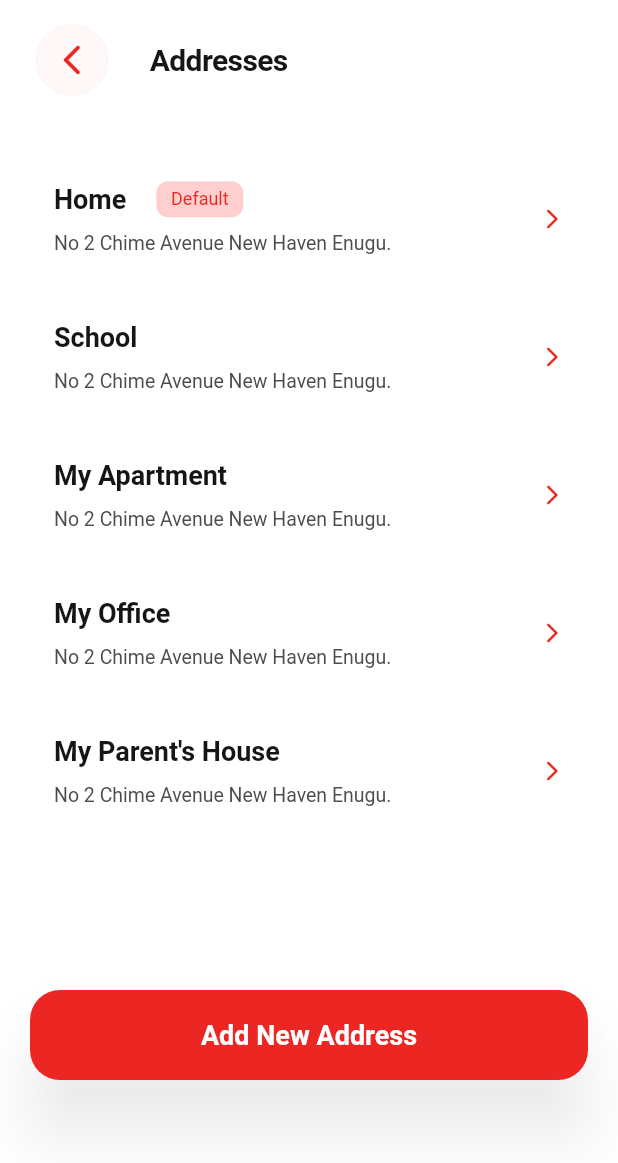
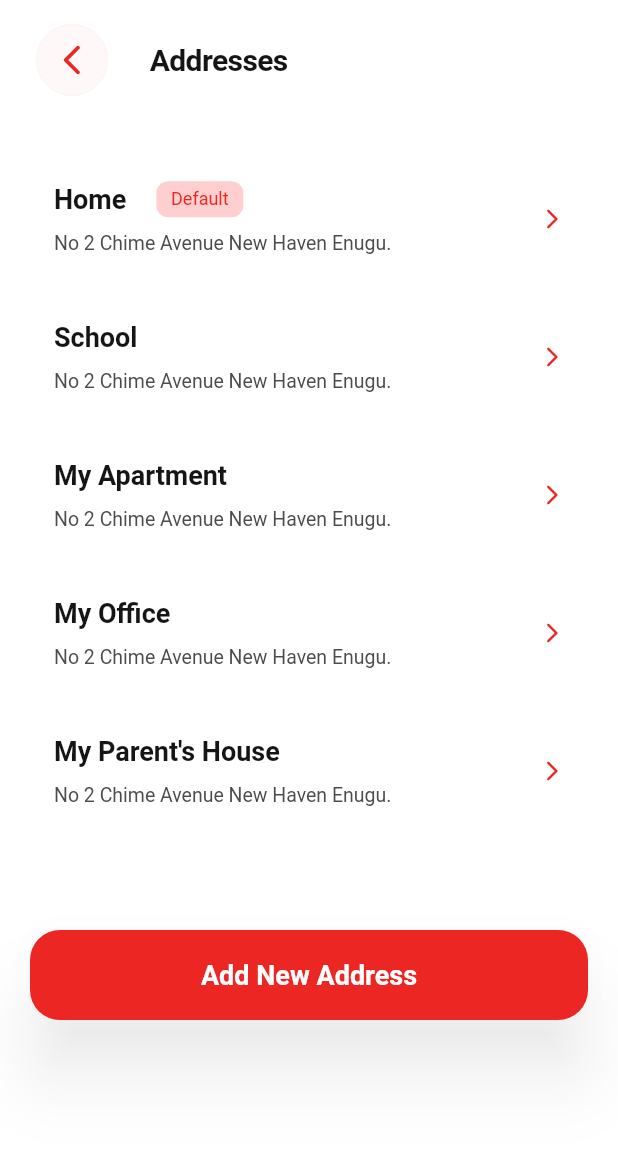
Before and after one commit to bomach-group-company/benji_user, a Flutter app: the Addresses screen opened directly, on a phone screen of 412 x 824 dp. Shown: the top 1163 px of the screen. Run offline on Flutter 3.47's test engine with Material 2 defaults, Android fonts, the phone set to English and light mode, and no system bars; our stand-ins replace csc_picker, flutter_pw_validator, flutter_spinkit, google_fonts, google_maps_flutter, hexcolor; Roboto replaces fonts that are missing (Sen); project files that could hold a hidden picture were left out.

Commit message:
refactored code

```diff
--- a/lib/app/address/address.dart
+++ b/lib/app/address/address.dart
@@ -79,7 +79,9 @@ class _AddressesState extends State<Addresses> {
         backgroundColor: kPrimaryColor,
         actions: [],
       ),
-      body: Container(
+      body: SafeArea(
+        maintainBottomViewPadding: true,
+        child: Container(
           margin: EdgeInsets.only(
             top: kDefaultPadding,
             left: kDefaultPadding,
@@ -180,7 +182,7 @@ class _AddressesState extends State<Addresses> {
                       ),
                     ),
                   SizedBox(
-                  height: kDefaultPadding * 5,
+                    height: kDefaultPadding * 3,
                   ),
                 ],
               ),
@@ -194,7 +196,9 @@ class _AddressesState extends State<Addresses> {
                   );
                 },
               ),
+              kSizedBox,
             ],
+          ),
         ),
       ),
     );
--- a/lib/reusable widgets/my fixed snackBar.dart
+++ b/lib/reusable widgets/my fixed snackBar.dart
@@ -4,6 +4,7 @@ void myFixedSnackBar(
   BuildContext context,
   String text,
   Color bgColor,
+  Duration duration,
 ) {
   ScaffoldMessenger.of(context).showSnackBar(
     SnackBar(
@@ -14,9 +15,7 @@ void myFixedSnackBar(
           fontWeight: FontWeight.w700,
         ),
       ),
-      duration: Duration(
-        seconds: 3,
-      ),
+      duration: duration,
       behavior: SnackBarBehavior.fixed,
       backgroundColor: bgColor,
     ),
--- a/lib/screens/payment successful screen.dart
+++ b/lib/screens/payment successful screen.dart
@@ -3,8 +3,8 @@
 import 'package:flutter/material.dart';
 
 import '../app/orders/track order.dart';
+import '../providers/constants.dart';
 import '../reusable widgets/my elevatedbutton.dart';
-import '../providers/constants.dart';
 
 class PaymentSuccessful extends StatelessWidget {
   const PaymentSuccessful({super.key});
@@ -74,7 +74,7 @@ class PaymentSuccessful extends StatelessWidget {
                 ),
               ),
               SizedBox(
-                height: MediaQuery.of(context).size.height * 0.3,
+                height: MediaQuery.of(context).size.height * 0.2,
               ),
               MyElevatedButton(
                 title: "Done",
@@ -86,6 +86,7 @@ class PaymentSuccessful extends StatelessWidget {
                   );
                 },
               ),
+              kSizedBox,
             ],
           ),
         ),
```
Lines whose indentation alone changed are shown as unchanged.
